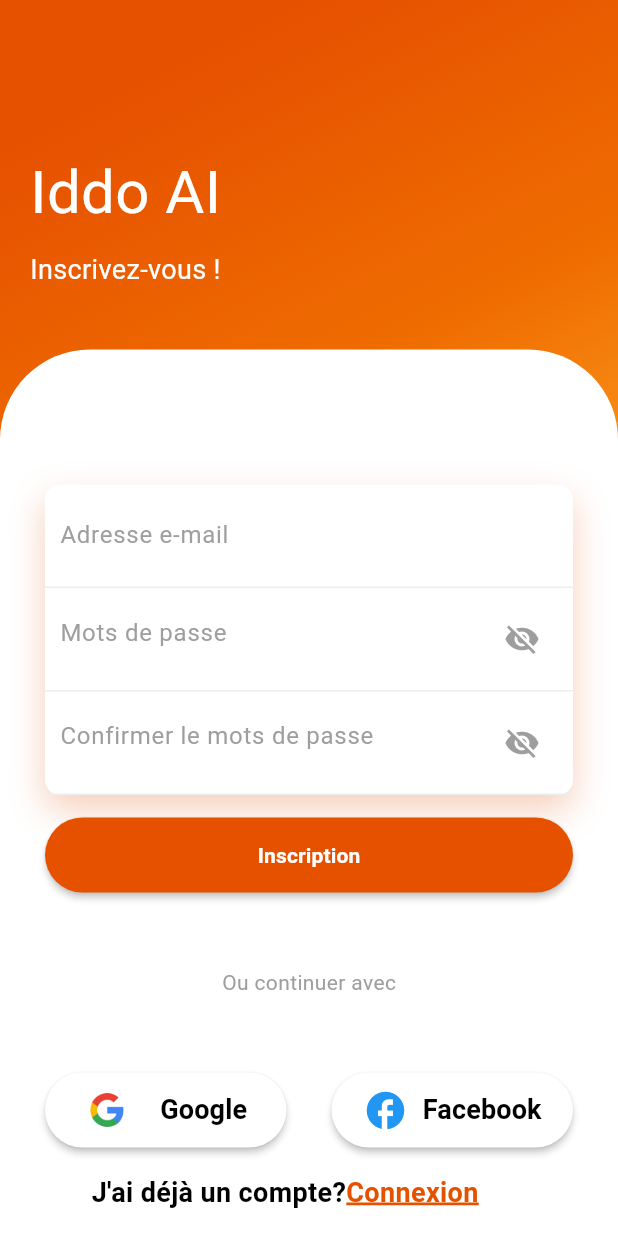
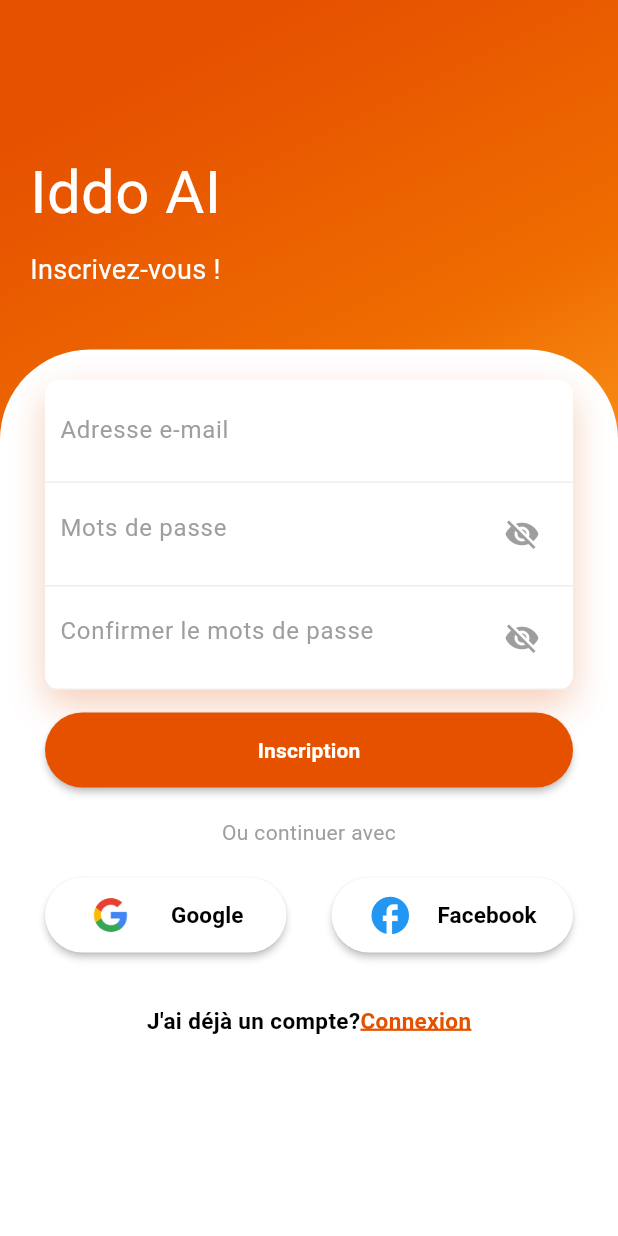
Before and after one commit to iddotahotantcha/iddo_ai, a Flutter app: the RegisterScreen screen opened directly, on a phone screen of 412 x 824 dp. Run offline on Flutter 3.47's test engine with Material 3 defaults, Android fonts, the phone set to English and light mode, and no system bars; our stand-ins replace animate_do.

Commit message:
Modification de la structure de la page register

```diff
--- a/lib/register/register_screen.dart
+++ b/lib/register/register_screen.dart
@@ -66,13 +66,17 @@ class _RegisterScreenState extends State<RegisterScreen> {
                       topRight: Radius.circular(60.0)),
                 ),
                 child: Padding(
-                  padding: EdgeInsets.all(30.0),
-                  child: ListView(
+                  padding: EdgeInsets.only(
+                    left: 30.0,
+                    right: 30.0,
+                    bottom: 30.0,
+                    top: 20.0,
+                  ),
+                  child: Column(
                     children: [
                       Expanded(
-                        child: Column(
+                        child: ListView(
                           children: <Widget>[
-                            SizedBox(height: 60.0),
                             FadeInUp(
                                 duration: Duration(milliseconds: 1400),
                                 child: Container(
@@ -139,7 +143,8 @@ class _RegisterScreenState extends State<RegisterScreen> {
                                         decoration: BoxDecoration(
                                             border: Border(
                                                 bottom: BorderSide(
-                                                    color: Colors.grey.shade200))),
+                                                    color:
+                                                        Colors.grey.shade200))),
                                         child: TextField(
                                           obscureText: _obscureTextPasseConfirm,
                                           decoration: InputDecoration(
@@ -190,14 +195,15 @@ class _RegisterScreenState extends State<RegisterScreen> {
                                     ),
                                   ),
                                 )),
-                            SizedBox(height: 50.0),
+                            SizedBox(height: 20.0),
                             FadeInUp(
                                 duration: Duration(milliseconds: 1700),
                                 child: Text(
                                   "Ou continuer avec",
+                                  textAlign: TextAlign.center,
                                   style: TextStyle(color: Colors.grey),
                                 )),
-                            SizedBox(height: 50.0),
+                            SizedBox(height: 20.0),
                             Row(
                               children: <Widget>[
                                 Expanded(
@@ -225,7 +231,7 @@ class _RegisterScreenState extends State<RegisterScreen> {
                                                   style: TextStyle(
                                                     color: Colors.black,
                                                     fontWeight: FontWeight.bold,
-                                                    fontSize: 18.0,
+                                                    fontSize: 15.0,
                                                   )),
                                             ],
                                           ),
@@ -259,12 +265,53 @@ class _RegisterScreenState extends State<RegisterScreen> {
                                                 style: TextStyle(
                                                   color: Colors.black,
                                                   fontWeight: FontWeight.bold,
-                                                  fontSize: 18.0,
+                                                  fontSize: 15.0,
                                                 ),
                                               ),
                                             ],
                                           ),
                                         ),
+                                      )),
+                                ),
+                              ],
+                            ),
+                            SizedBox(height: 35.0),
+                            Row(
+                              children: <Widget>[
+                                Expanded(
+                                  child: FadeInUp(
+                                      duration: Duration(milliseconds: 1800),
+                                      child: Row(
+                                        mainAxisAlignment:
+                                            MainAxisAlignment.center,
+                                        children: [
+                                          Text("J'ai déjà un compte?",
+                                              style: TextStyle(
+                                                color: Colors.black,
+                                                fontWeight: FontWeight.bold,
+                                                fontSize: 15.0,
+                                              )),
+                                          InkWell(
+                                            onTap: () {
+                                              Navigator.pushReplacement(
+                                                context,
+                                                MaterialPageRoute(
+                                                    builder: (context) =>
+                                                        LoginScreen()),
+                                              );
+                                            },
+                                            child: Text("Connexion",
+                                                style: TextStyle(
+                                                  color: gradient1,
+                                                  fontWeight: FontWeight.bold,
+                                                  fontSize: 15.0,
+                                                  decoration:
+                                                      TextDecoration.underline,
+                                                  decorationColor: gradient1,
+                                                  decorationThickness: 2.0,
+                                                )),
+                                          ),
+                                        ],
                                       )),
                                 ),
                               ],
@@ -280,43 +327,6 @@ class _RegisterScreenState extends State<RegisterScreen> {
           ],
         ),
       ),
-      floatingActionButton: Row(
-        children: <Widget>[
-          Expanded(
-            child: FadeInUp(
-                duration: Duration(milliseconds: 1800),
-                child: Row(
-                  mainAxisAlignment: MainAxisAlignment.center,
-                  children: [
-                    Text("J'ai déjà un compte?",
-                        style: TextStyle(
-                          color: Colors.black,
-                          fontWeight: FontWeight.bold,
-                          fontSize: 18.0,
-                        )),
-                    InkWell(
-                      onTap: () {
-                        Navigator.pushReplacement(
-                          context,
-                          MaterialPageRoute(
-                              builder: (context) => LoginScreen()),
-                        );
-                      },
-                      child: Text("Connexion",
-                          style: TextStyle(
-                            color: gradient1,
-                            fontWeight: FontWeight.bold,
-                            fontSize: 18.0,
-                            decoration: TextDecoration.underline,
-                            decorationColor: gradient1,
-                            decorationThickness: 2.0,
-                          )),
-                    ),
-                  ],
-                )),
-          ),
-        ],
-      ),
     );
   }
 }
```
